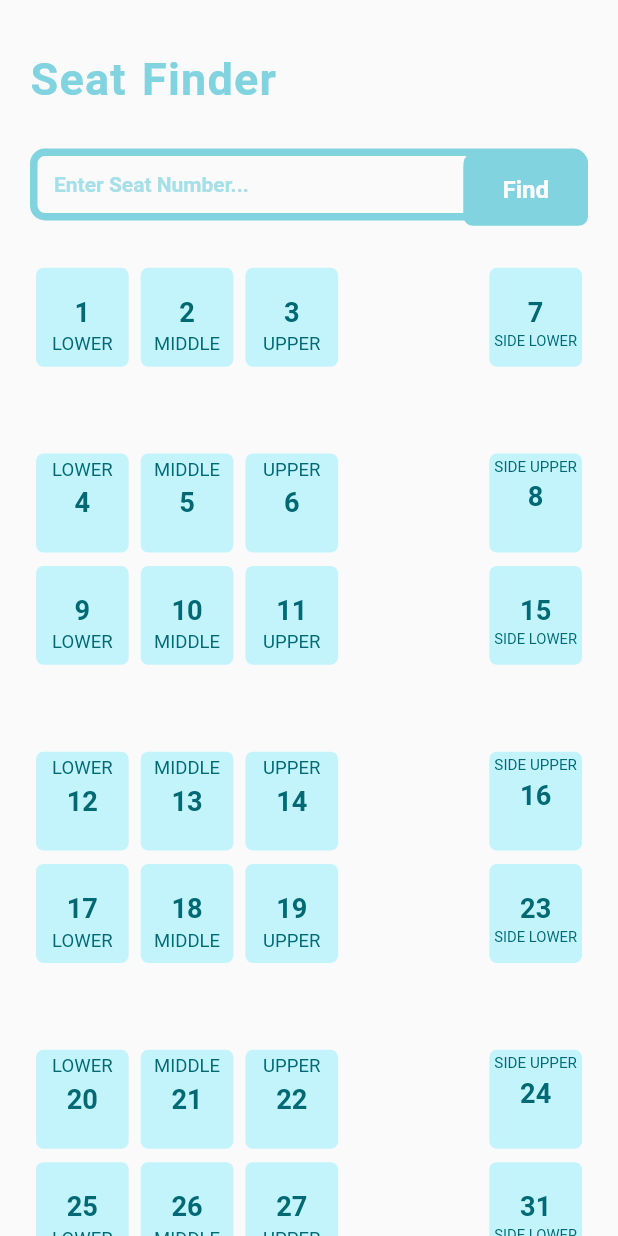
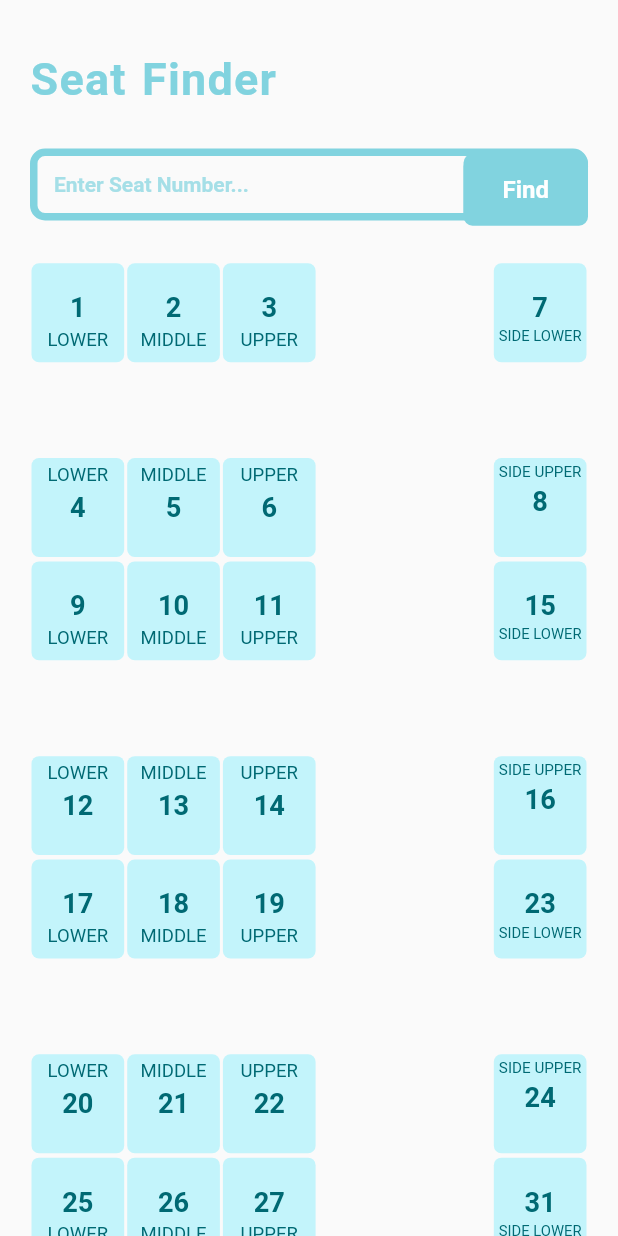
Before and after one commit to ShriyanshJn/train-ticket-booking, a Flutter app: the screen it shows after launch, on a phone screen of 412 x 824 dp. Run offline on Flutter 3.47's test engine with Material 2 defaults, Android fonts, the phone set to English and light mode, and no system bars; our stand-ins replace google_fonts.

Commit message:
Modified seat alignment

```diff
--- a/lib/widgets/seat.dart
+++ b/lib/widgets/seat.dart
@@ -14,7 +14,7 @@ class Seat extends StatelessWidget {
     return Container(
       width: MediaQuery.of(context).size.width * 0.15,
       height: MediaQuery.of(context).size.height * 0.08,
-      margin: const EdgeInsets.all(4),
+      margin: const EdgeInsets.all(1),
       decoration: BoxDecoration(
         borderRadius: BorderRadius.circular(5),
         color: Theme.of(context).colorScheme.primaryContainer.withOpacity(0.6),
```
